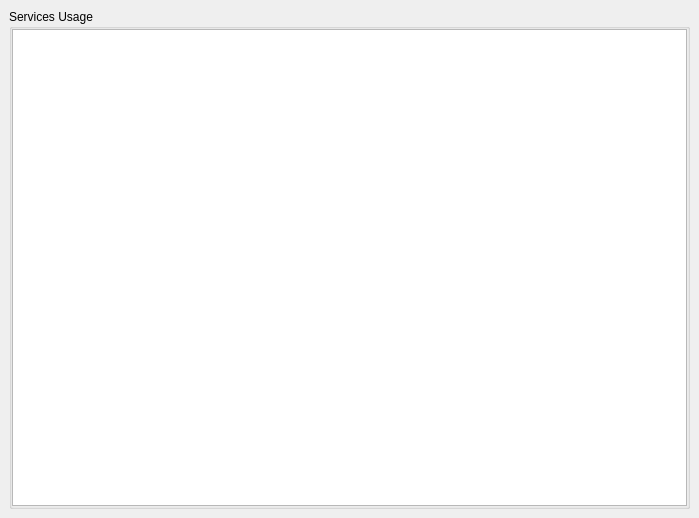
First picture: the form in vms/client/nx_vms_client_desktop/src/ui/widgets/system_settings/saas_info_widget.ui, repository networkoptix/nx_open, before the edit.
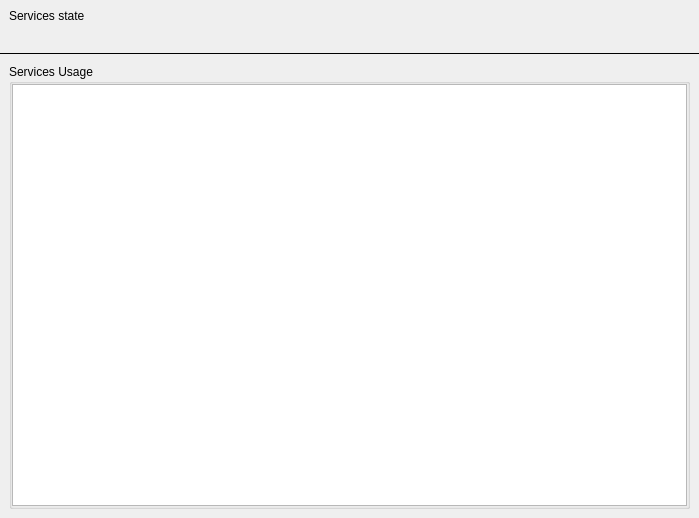
Second picture: the form after the edit. The open tabs and pages were chosen to show the change. Custom widgets are drawn as their Qt base class.

Commit message: VMS-43241: Display actual SaaS state in the 'Services' tab of System Administration dialog

```diff
--- a/vms/client/nx_vms_client_desktop/src/ui/widgets/system_settings/saas_info_widget.ui
+++ b/vms/client/nx_vms_client_desktop/src/ui/widgets/system_settings/saas_info_widget.ui
@@ -226,6 +226,50 @@
      </widget>
      <widget class="QWidget" name="servicesUsagePage">
       <layout class="QVBoxLayout" name="servicesUsagePageLayout">
+       <property name="spacing">
+        <number>0</number>
+       </property>
+       <property name="leftMargin">
+        <number>0</number>
+       </property>
+       <property name="topMargin">
+        <number>0</number>
+       </property>
+       <property name="rightMargin">
+        <number>0</number>
+       </property>
+       <property name="bottomMargin">
+        <number>0</number>
+       </property>
+       <item>
+        <widget class="nx::vms::client::desktop::Panel" name="servicesHeaderWidget" native="true">
+         <layout class="QVBoxLayout" name="servicesHeaderLayout">
+          <item>
+           <widget class="QLabel" name="saasStateCaptionLabel">
+            <property name="text">
+             <string>Services state</string>
+            </property>
+           </widget>
+          </item>
+          <item>
+           <widget class="QLabel" name="saasStateValueLabel"/>
+          </item>
+         </layout>
+        </widget>
+       </item>
+       <item>
+        <widget class="Line" name="horizontalLine">
+         <property name="frameShadow">
+          <enum>QFrame::Plain</enum>
+         </property>
+         <property name="orientation">
+          <enum>Qt::Horizontal</enum>
+         </property>
+        </widget>
+       </item>
+       <item>
+        <widget class="QWidget" name="servicesContentsWidget" native="true">
+         <layout class="QVBoxLayout" name="servicesContentsLayout">
        <item>
         <widget class="QGroupBox" name="servicesUsageGroupBox">
          <property name="title">
@@ -280,10 +324,21 @@
        </item>
       </layout>
      </widget>
-    </widget>
+       </item>
+      </layout>
+     </widget>
+    </widget>
    </item>
   </layout>
  </widget>
+ <customwidgets>
+  <customwidget>
+   <class>nx::vms::client::desktop::Panel</class>
+   <extends>QWidget</extends>
+   <header location="global">nx/vms/client/desktop/common/widgets/panel.h</header>
+   <container>1</container>
+  </customwidget>
+ </customwidgets>
  <resources/>
  <connections/>
  <slots>
```
Lines whose indentation alone changed are shown as unchanged. The commit also changes 1 other file.
